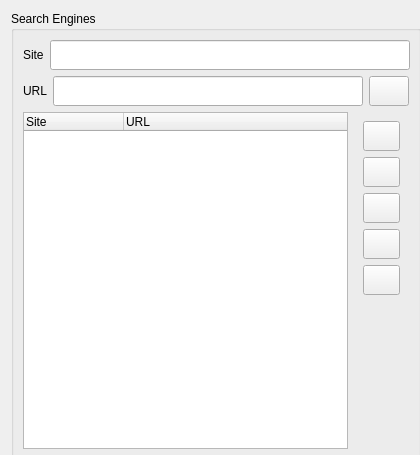
Before: the Qt Designer form src/searchwidget.ui in ChaosWars/knewz, drawn with Qt 5.
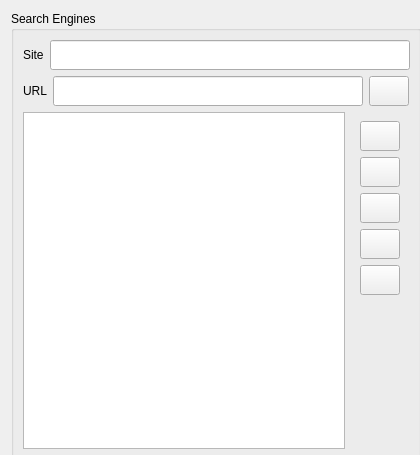
After: the same form once the commit is applied. Custom widgets are drawn as their Qt base class.

The edit to the form file:
```diff
--- a/src/searchwidget.ui
+++ b/src/searchwidget.ui
@@ -108,32 +108,10 @@
       <item>
        <layout class="QHBoxLayout" name="horizontalLayout_3" >
         <item>
-         <widget class="QTreeWidget" name="engines" >
-          <property name="minimumSize" >
-           <size>
-            <width>325</width>
-            <height>325</height>
-           </size>
+         <widget class="QTreeView" name="engines" >
+          <property name="editTriggers" >
+           <set>QAbstractItemView::NoEditTriggers</set>
           </property>
-          <property name="rootIsDecorated" >
-           <bool>false</bool>
-          </property>
-          <property name="itemsExpandable" >
-           <bool>false</bool>
-          </property>
-          <property name="uniformItemSizes" stdset="0" >
-           <bool>true</bool>
-          </property>
-          <column>
-           <property name="text" >
-            <string>Site</string>
-           </property>
-          </column>
-          <column>
-           <property name="text" >
-            <string>URL</string>
-           </property>
-          </column>
          </widget>
         </item>
         <item>
```
Left out of the diff: 3 changed lines with no effect on the pictures.
